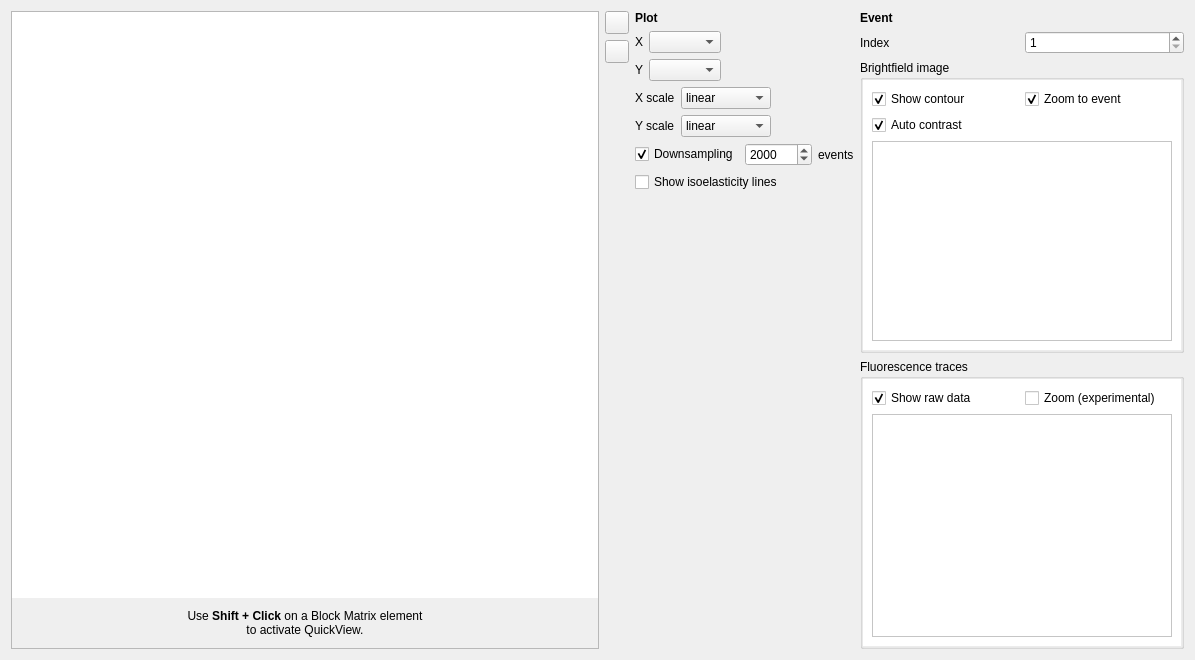
This is shapeout2/gui/quick_view.ui in ZELLMECHANIK-DRESDEN/ShapeOut2 as Qt 5 draws it before an edit. The edited form follows.
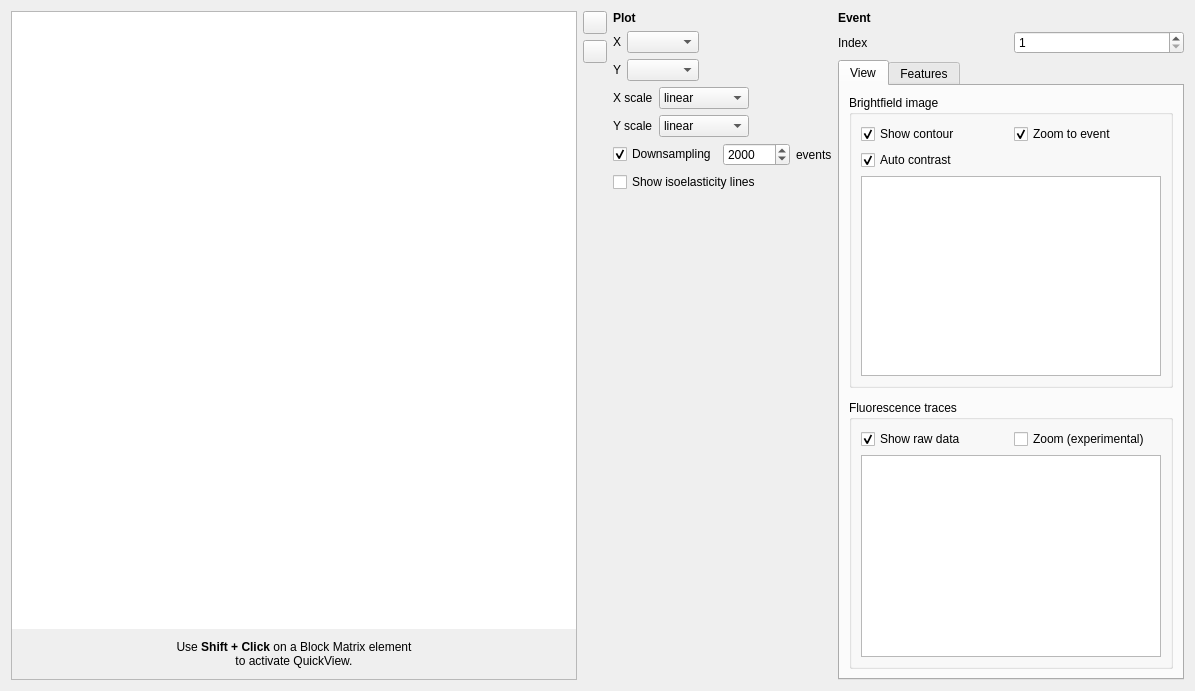
This is the edited form. Icons and pictures are not drawn. Custom widgets are drawn as their Qt base class.

Commit message: ref: introduce style sheets for QV group boxes

The edit to the form file:
```diff
--- a/shapeout2/gui/quick_view.ui
+++ b/shapeout2/gui/quick_view.ui
@@ -406,7 +406,35 @@
        </layout>
       </item>
       <item>
+       <widget class="QTabWidget" name="tabWidget">
+        <property name="currentIndex">
+         <number>0</number>
+        </property>
+        <widget class="QWidget" name="tab_view">
+         <attribute name="title">
+          <string>View</string>
+         </attribute>
+         <layout class="QVBoxLayout" name="verticalLayout_8">
+          <property name="spacing">
+           <number>12</number>
+          </property>
+          <property name="leftMargin">
+           <number>9</number>
+          </property>
+          <property name="topMargin">
+           <number>9</number>
+          </property>
+          <property name="rightMargin">
+           <number>9</number>
+          </property>
+          <property name="bottomMargin">
+           <number>9</number>
+          </property>
+          <item>
        <widget class="QGroupBox" name="groupBox_image">
+            <property name="styleSheet">
+             <string notr="true"/>
+            </property>
         <property name="title">
          <string>Brightfield image</string>
         </property>
@@ -432,7 +460,7 @@
          <item>
           <widget class="QWidget" name="widget_2" native="true">
            <property name="styleSheet">
-            <string notr="true">background-color:#FFFFFF</string>
+                <string notr="true"/>
            </property>
            <layout class="QVBoxLayout" name="verticalLayout_7">
             <item>
@@ -480,6 +508,9 @@
                 <height>200</height>
                </size>
               </property>
+                  <property name="styleSheet">
+                   <string notr="true"/>
+                  </property>
              </widget>
             </item>
            </layout>
@@ -518,7 +549,7 @@
          <item>
           <widget class="QWidget" name="widget" native="true">
            <property name="styleSheet">
-            <string notr="true">background-color:#FFFFFF</string>
+                <string notr="true"/>
            </property>
            <layout class="QVBoxLayout" name="verticalLayout_6">
             <property name="spacing">
@@ -577,6 +608,15 @@
           </widget>
          </item>
         </layout>
+           </widget>
+          </item>
+         </layout>
+        </widget>
+        <widget class="QWidget" name="tab_features">
+         <attribute name="title">
+          <string>Features</string>
+         </attribute>
+        </widget>
        </widget>
       </item>
      </layout>
```
Lines whose indentation alone changed are shown as unchanged. The commit also changes 6 other files.
